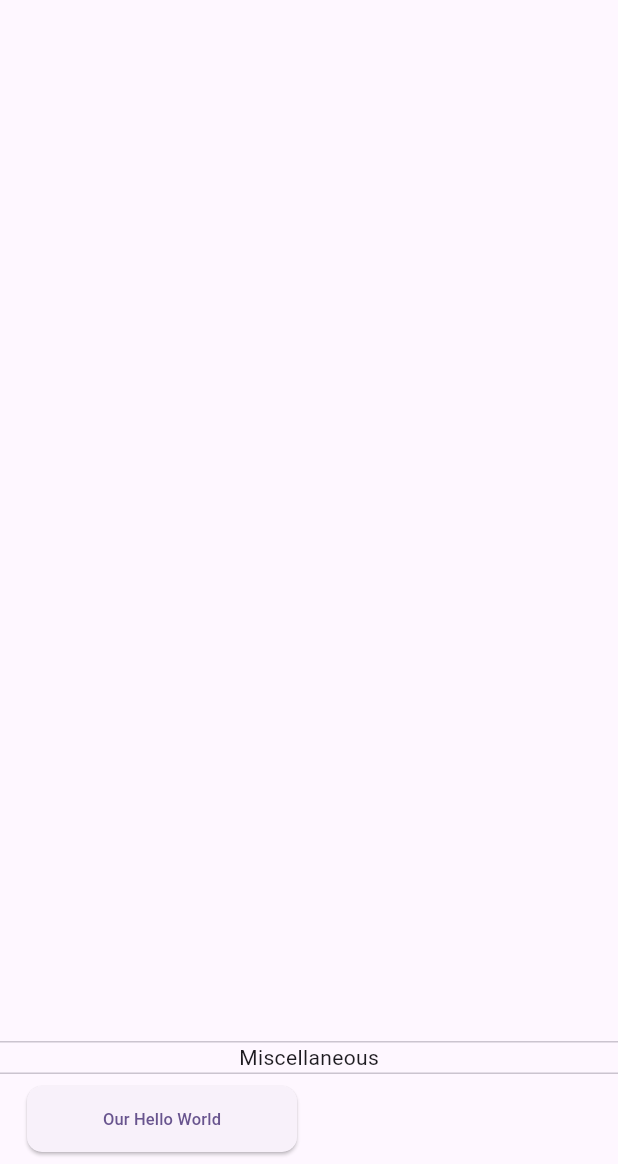
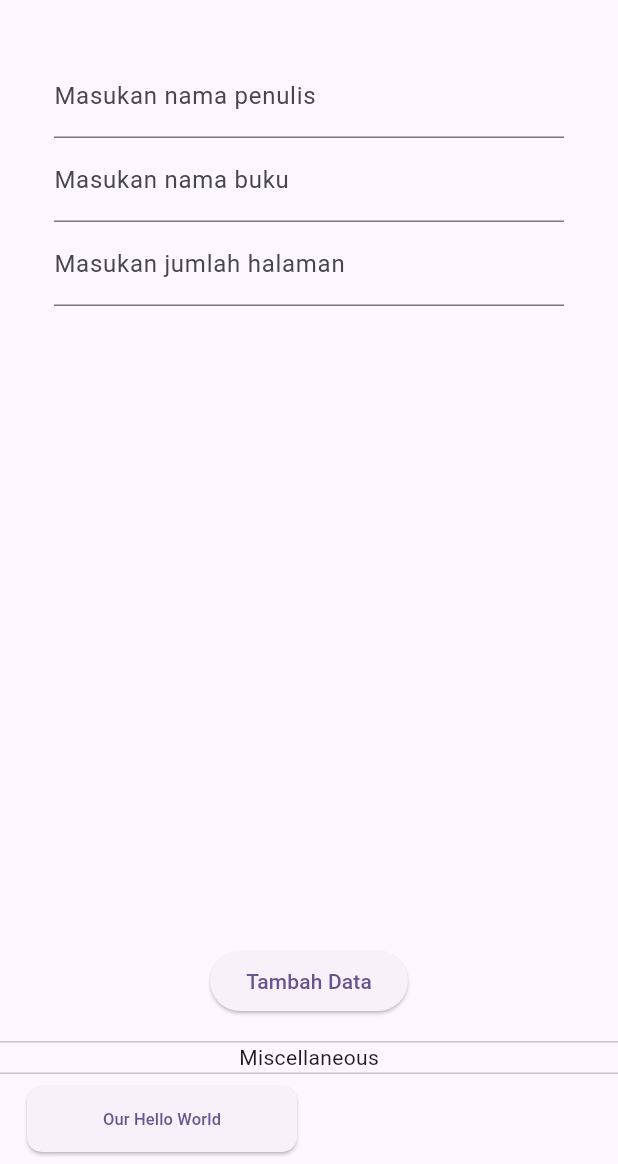
Before and after one commit to Shuusan/Kuldi-Project-Firebase, a Flutter app: the screen it shows after launch, on a phone screen of 412 x 824 dp, the part 72-1236 px from its top. Run offline on Flutter 3.47's test engine with Material 3 defaults, Android fonts, the phone set to English and light mode, and no system bars; our stand-ins replace cloud_firestore, firebase_core, get; missing offline and left inert: bitsdojo_window, window_manager; accounts and stored records are empty.

Commit message:
video 4 record finished

```diff
--- a/lib/home.dart
+++ b/lib/home.dart
@@ -2,6 +2,7 @@ import 'package:flutter/material.dart';
 import 'package:get/get.dart';
 import 'package:kuldi_firebase/components/miscellaneous_list.dart';
 import 'package:kuldi_firebase/components/title_bar.dart';
+import 'package:kuldi_firebase/write_data_to_cloud_firestore_simple/pageAddBuku.dart';
 
 class HomePage extends StatelessWidget {
   const HomePage({super.key});
@@ -23,7 +24,7 @@ class HomePage extends StatelessWidget {
           child: const Column(
             children: [
               TitleBar(isHomePage: true),
-              Expanded(child: SizedBox()),
+              Expanded(child: PageAddBuku()),
               MiscellaneousList(),
             ],
           ),
--- a/lib/others/miscellaneous/our_hello_world/page_our_hello_world.dart
+++ b/lib/others/miscellaneous/our_hello_world/page_our_hello_world.dart
@@ -40,7 +40,7 @@ class _PageOurHelloWorldState extends State<PageOurHelloWorld> {
                           children: <Widget>[
                             for (var doc in snapshot.data!.docs)
                               Text(
-                                doc["penulis"],
+                                doc["penulis"] + " : " + doc["judul_buku"],
                                 style: const TextStyle(fontSize: 16),
                               )
                           ],
--- a/lib/write_data_to_cloud_firestore_simple/clsRakBuku.dart
+++ b/lib/write_data_to_cloud_firestore_simple/clsBuku.dart
@@ -3,25 +3,24 @@
 
 import 'dart:convert';
 
-ClsRakBuku clsRakBukuFromJson(String str) =>
-    ClsRakBuku.fromJson(json.decode(str));
+ClsBuku clsBukuFromJson(String str) => ClsBuku.fromJson(json.decode(str));
 
-String clsRakBukuToJson(ClsRakBuku data) => json.encode(data.toJson());
+String clsBukuToJson(ClsBuku data) => json.encode(data.toJson());
 
-class ClsRakBuku {
+class ClsBuku {
   String penulis;
   String judulBuku;
   DateTime tanggalTerbit;
   int jumlahStockBuku;
 
-  ClsRakBuku({
+  ClsBuku({
     required this.penulis,
     required this.judulBuku,
     required this.tanggalTerbit,
     required this.jumlahStockBuku,
   });
 
-  factory ClsRakBuku.fromJson(Map<String, dynamic> json) => ClsRakBuku(
+  factory ClsBuku.fromJson(Map<String, dynamic> json) => ClsBuku(
         penulis: json["penulis"],
         judulBuku: json["judul_buku"],
         tanggalTerbit: DateTime.parse(json["tanggal_terbit"]),
--- /dev/null
+++ b/lib/write_data_to_cloud_firestore_simple/pageAddBuku.dart
@@ -0,0 +1,73 @@
+import 'package:flutter/foundation.dart';
+import 'package:flutter/material.dart';
+import 'package:flutter/services.dart';
+import 'package:kuldi_firebase/write_data_to_cloud_firestore_simple/clsBuku.dart';
+import 'package:kuldi_firebase/write_data_to_cloud_firestore_simple/srvcRakBuku.dart';
+
+class PageAddBuku extends StatefulWidget {
+  const PageAddBuku({super.key});
+
+  @override
+  State<PageAddBuku> createState() => _PageAddBukuState();
+}
+
+class _PageAddBukuState extends State<PageAddBuku> {
+  //Text Controller
+  final TextEditingController tecPenulis = TextEditingController();
+  final TextEditingController tecJudulBuku = TextEditingController();
+  final TextEditingController tecJumlahHalaman = TextEditingController();
+
+  //Service
+  SrvcRakBuku srvcRakBuku = SrvcRakBuku();
+
+  @override
+  Widget build(BuildContext context) {
+    return Padding(
+      padding: const EdgeInsets.all(16.0),
+      child: Column(
+        mainAxisAlignment: MainAxisAlignment.spaceBetween,
+        children: [
+          Padding(
+            padding: const EdgeInsets.all(20.0),
+            child: Column(
+              children: [
+                //Nama Penulis
+                TextField(
+                  controller: tecPenulis,
+                  decoration: const InputDecoration(
+                      label: Text("Masukan nama penulis")),
+                ),
+                //Nama Buku
+                TextField(
+                  controller: tecJudulBuku,
+                  decoration:
+                      const InputDecoration(label: Text("Masukan nama buku")),
+                ),
+                //Jumlah halaman → Input Number only
+                TextField(
+                  controller: tecJumlahHalaman,
+                  inputFormatters: [FilteringTextInputFormatter.digitsOnly],
+                  decoration: const InputDecoration(
+                      label: Text("Masukan jumlah halaman")),
+                ),
+              ],
+            ),
+          ),
+
+          //Button Submit
+          ElevatedButton(
+              onPressed: () {
+                ClsBuku buku = ClsBuku(
+                    penulis: tecPenulis.text,
+                    judulBuku: tecJudulBuku.text,
+                    tanggalTerbit: DateTime.now(),
+                    jumlahStockBuku: int.parse(tecJumlahHalaman.text));
+
+                srvcRakBuku.addBuku(buku);
+              },
+              child: const Text("Tambah Data"))
+        ],
+      ),
+    );
+  }
+}
--- /dev/null
+++ b/lib/write_data_to_cloud_firestore_simple/srvcRakBuku.dart
@@ -0,0 +1,25 @@
+import 'package:cloud_firestore/cloud_firestore.dart';
+import 'package:kuldi_firebase/write_data_to_cloud_firestore_simple/clsBuku.dart';
+
+const String collectionName = "rak-buku";
+
+class SrvcRakBuku {
+  final FirebaseFirestore _firestore = FirebaseFirestore.instance;
+
+  late final CollectionReference _rakBukuRef;
+
+  //Constructor
+
+  SrvcRakBuku() {
+    _rakBukuRef = _firestore.collection(collectionName).withConverter<ClsBuku>(
+        fromFirestore: (snapshot, _) => ClsBuku.fromJson(snapshot.data()!),
+        toFirestore: (rakBuku, _) => rakBuku.toJson());
+  }
+
+  // Services
+
+  // Add data
+  Future<void> addBuku(ClsBuku buku) async {
+    await _rakBukuRef.add(buku);
+  }
+}
```
